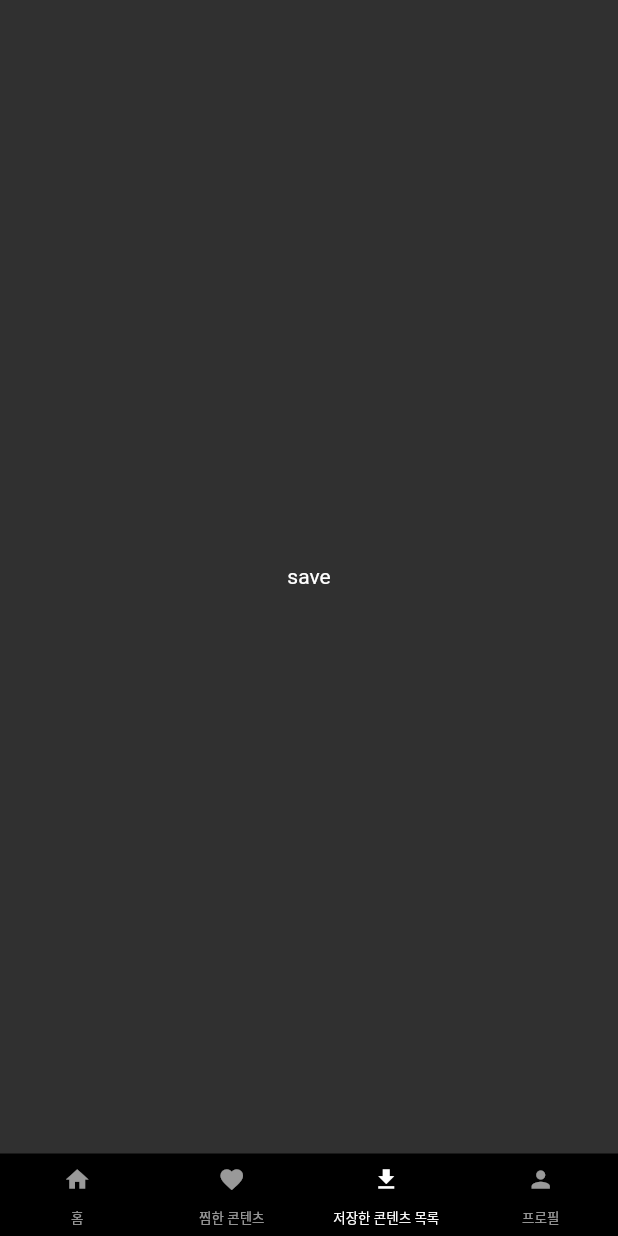
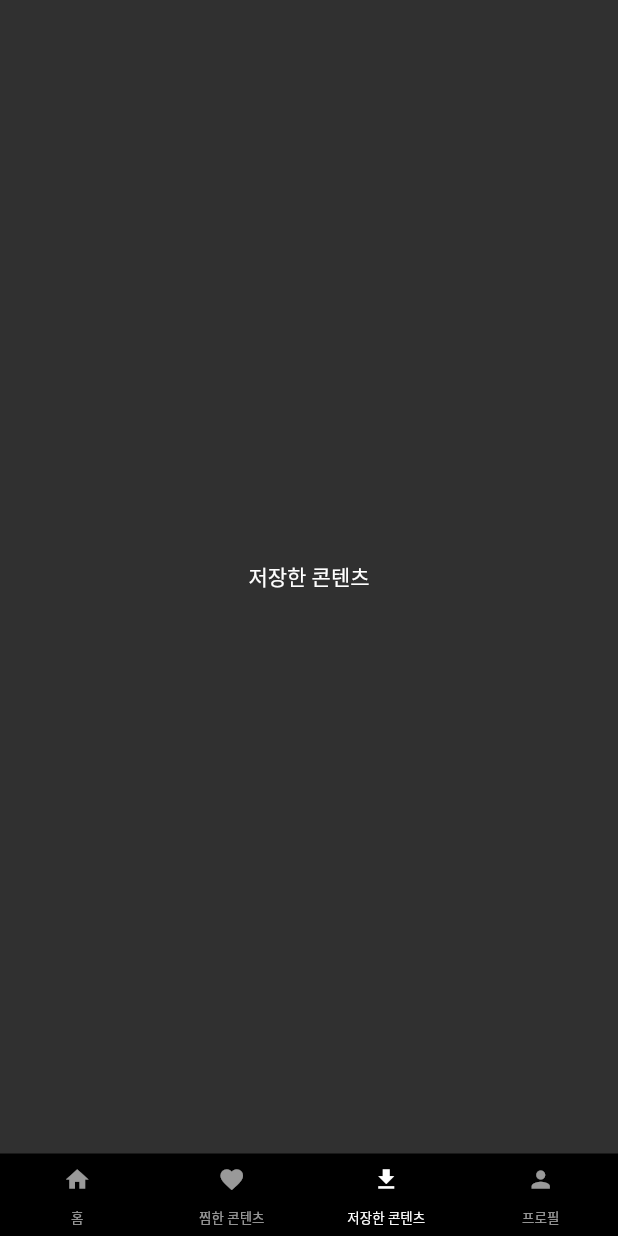
Before and after one commit to kwakhyun/netflutter, a Flutter app: the screen it shows after launch, item 3 of the bottom bar chosen, on a phone screen of 412 x 824 dp. Run offline on Flutter 3.47's test engine with Material 2 defaults, Android fonts, the phone set to English and light mode, and no system bars; our stand-ins replace carousel_slider, flutter_linkify.

Commit message:
Modify: text content

```diff
--- a/lib/main.dart
+++ b/lib/main.dart
@@ -34,12 +34,12 @@ class _MyAppState extends State<MyApp> {
               HomeScreen(),
               Container(
                 child: const Center(
-                  child: Text("search"),
+                  child: Text("찜한 콘텐츠"),
                 ),
               ),
               Container(
                 child: const Center(
-                  child: Text("save"),
+                  child: Text("저장한 콘텐츠"),
                 ),
               ),
               ProfileScreen(),
--- a/lib/widget/bottom_bar.dart
+++ b/lib/widget/bottom_bar.dart
@@ -43,7 +43,7 @@ class BottomBar extends StatelessWidget {
                 size: 18,
               ),
               child: Text(
-                '저장한 콘텐츠 목록',
+                '저장한 콘텐츠',
                 style: TextStyle(fontSize: 9),
               ),
             ),
```
